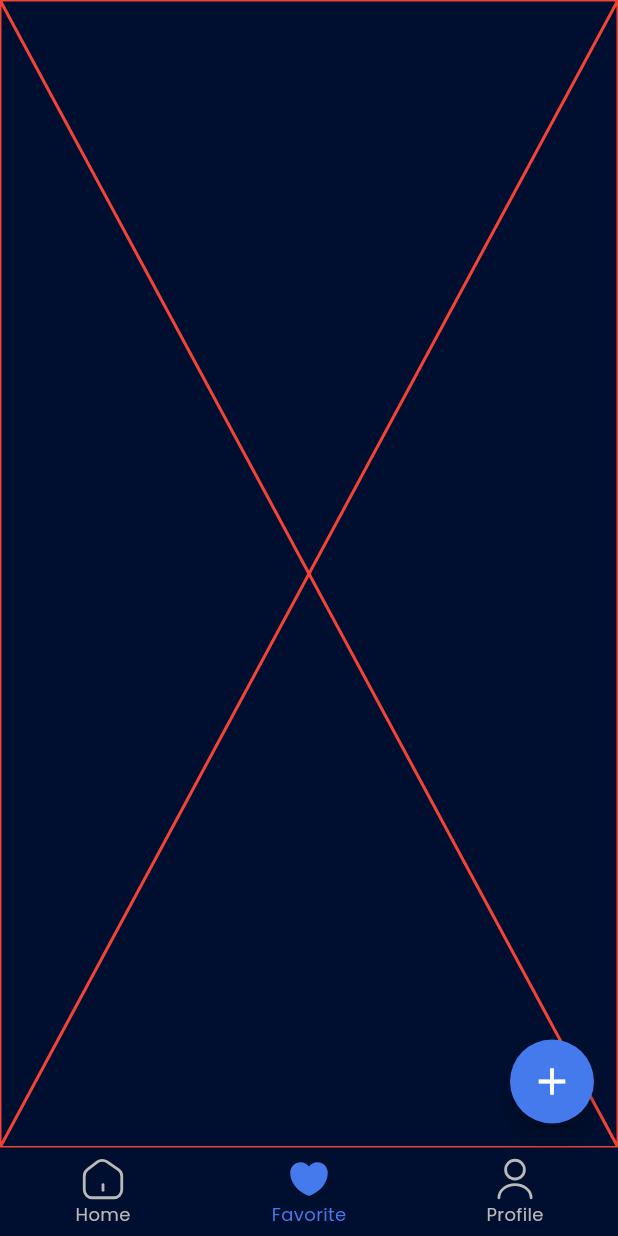
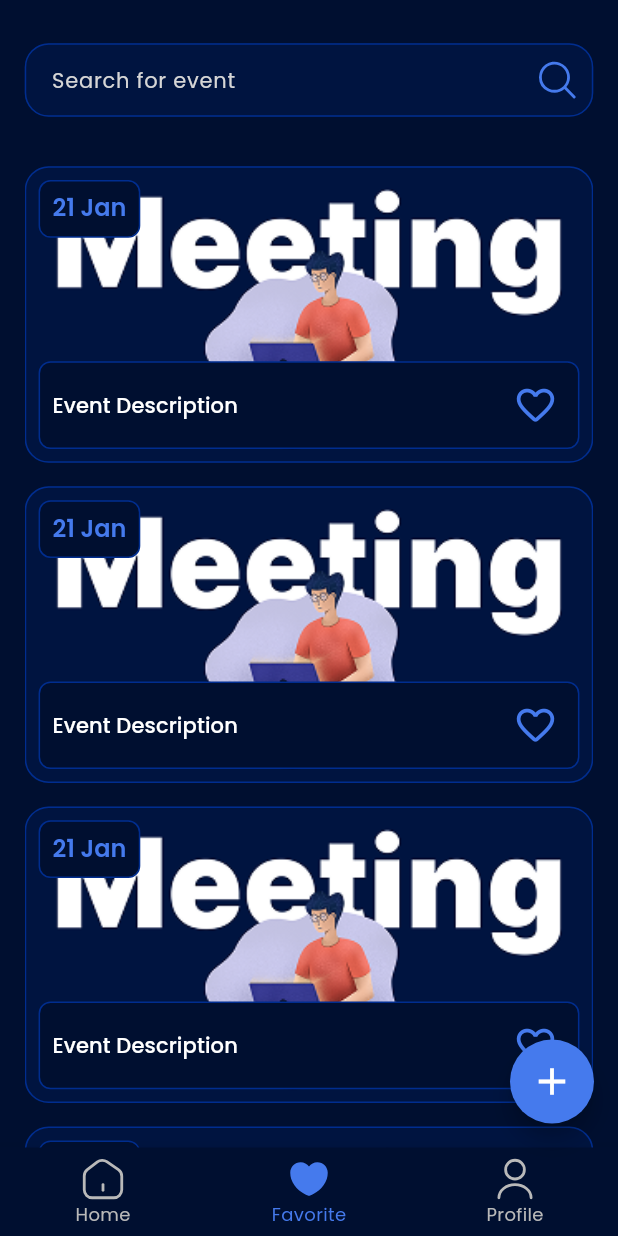
Before and after one commit to abdallahelnshar123-ux/evently, a Flutter app: the HomeScreen screen opened by its route, item 2 of the bottom bar chosen, on a phone screen of 412 x 824 dp. Run offline on Flutter 3.47's test engine with Material 3 defaults, Android fonts, the phone set to English and light mode, and no system bars; our stand-ins replace easy_localization, flutter_svg, google_fonts, icons_plus, shared_preferences; accounts and stored records are empty.

Commit message:
added home tab ui added fav tab ui

```diff
--- a/assets/translations/ar.json
+++ b/assets/translations/ar.json
@@ -46,5 +46,6 @@
   "book_club": "نادي الكتاب",
   "exhibition": "معرض",
   "holiday": "عطلة",
-  "eating": "الأكل"
+  "eating": "الأكل",
+  "search_for_event": "إبحث عن حدث"
 }
--- a/assets/translations/en.json
+++ b/assets/translations/en.json
@@ -46,5 +46,6 @@
   "book_club": "Book Club",
   "exhibition": "Exhibition",
   "holiday": "Holiday",
-  "eating": "Eating"
+  "eating": "Eating",
+  "search_for_event": "Search for event"
 }
--- a/lib/authentication/widget/custom_text_field.dart
+++ b/lib/authentication/widget/custom_text_field.dart
@@ -52,7 +52,7 @@ class CustomTextField extends StatelessWidget {
         hintStyle: hintStyle,
         labelText: labelText,
         labelStyle: labelStyle,
-        contentPadding: EdgeInsets.symmetric(vertical: 14),
+        contentPadding: EdgeInsets.symmetric(vertical: 14, horizontal: 14),
       ),
     );
   }
--- a/lib/home_screen/tabs/fav_tab/favorite_tab.dart
+++ b/lib/home_screen/tabs/fav_tab/favorite_tab.dart
@@ -1,10 +1,66 @@
+import 'package:easy_localization/easy_localization.dart';
+import 'package:evently/authentication/widget/custom_text_field.dart';
 import 'package:flutter/material.dart';
+import 'package:icons_plus/icons_plus.dart';
 
-class FavoriteTab extends StatelessWidget{
+import '../../../provider/app_theme_provider.dart';
+import '../../../utils/app_colors.dart';
+import '../../../utils/screen_size.dart';
+import '../home_tab/widget/event_widget.dart';
+
+class FavoriteTab extends StatelessWidget {
   @override
   Widget build(BuildContext context) {
-    return Placeholder(
-      color: Colors.red,
+    return SafeArea(
+      child: Scaffold(
+        body: Padding(
+          padding: EdgeInsets.fromLTRB(
+            context.width * 0.04,
+            context.width * 0.07,
+            context.width * 0.04,
+            0,
+          ),
+          child: Column(
+            spacing: context.height * 0.04,
+            crossAxisAlignment: CrossAxisAlignment.stretch,
+            children: [
+              CustomTextField(
+                dataStyle: Theme.of(context).textTheme.titleSmall!.copyWith(
+                  fontSize: 15,
+                  fontWeight: FontWeight.w400,
+                  decoration: TextDecoration.none,
+                ),
+                filled: true,
+                fillColor: context.isLight
+                    ? AppColors.whiteColor
+                    : AppColors.inputsColor,
+
+                hintText: context.tr('search_for_event'),
+                hintStyle: Theme.of(context).textTheme.labelSmall,
+                suffixIcon: Icon(
+                  size: 30,
+                  HeroIcons.magnifying_glass,
+                  color: context.isLight
+                      ? AppColors.mainColor
+                      : AppColors.mainDarkModeColor,
+                ),
+                errorBorderColor: AppColors.redColor,
+                generalBorderColor: context.isLight
+                    ? AppColors.strokeColor
+                    : AppColors.strokeDarkColor,
+              ),
+              Expanded(
+                child: ListView.separated(
+                  itemBuilder: (context, index) => EventWidget(),
+                  separatorBuilder: (context, index) =>
+                      SizedBox(height: context.height * 0.019),
+                  itemCount: 10,
+                ),
+              ),
+            ],
+          ),
+        ),
+      ),
     );
   }
 }
--- /dev/null
+++ b/lib/home_screen/tabs/home_tab/widget/container_child.dart
@@ -0,0 +1,29 @@
+import 'package:evently/provider/app_theme_provider.dart';
+import 'package:evently/utils/app_colors.dart';
+import 'package:evently/utils/screen_size.dart';
+import 'package:flutter/widgets.dart';
+
+class ContainerChild extends StatelessWidget {
+  final Widget child;
+
+  const ContainerChild({super.key, required this.child});
+
+  @override
+  Widget build(BuildContext context) {
+    return Container(
+      padding: EdgeInsets.all(context.width * 0.02),
+      decoration: BoxDecoration(
+        color: context.isLight
+            ? AppColors.backgroundColor
+            : AppColors.bgDarkModeColor,
+        border: Border.all(
+          color: context.isLight
+              ? AppColors.strokeColor
+              : AppColors.strokeDarkColor,
+        ),
+        borderRadius: BorderRadius.circular(8),
+      ),
+      child: child,
+    );
+  }
+}
--- a/lib/home_screen/tabs/home_tab/widget/event_widget.dart
+++ b/lib/home_screen/tabs/home_tab/widget/event_widget.dart
@@ -1,8 +1,77 @@
-import 'package:flutter/widgets.dart';
+import 'package:evently/home_screen/tabs/home_tab/widget/Container_child.dart';
+import 'package:evently/provider/app_theme_provider.dart';
+import 'package:evently/utils/app_assets.dart';
+import 'package:evently/utils/app_colors.dart';
+import 'package:evently/utils/screen_size.dart';
+import 'package:flutter/material.dart';
 
 class EventWidget extends StatelessWidget {
+  const EventWidget({super.key});
+
   @override
   Widget build(BuildContext context) {
-    return Container();
+    return Container(
+      padding: EdgeInsets.all(context.width * 0.02),
+      width: double.infinity,
+      height: context.height * 0.24,
+      decoration: BoxDecoration(
+        image: DecorationImage(
+          fit: BoxFit.cover,
+          image: AssetImage(
+            context.isLight
+                ? AppAssets.meetingImageLight
+                : AppAssets.meetingImageDark,
+          ),
+        ),
+        border: Border.all(
+          color: context.isLight
+              ? AppColors.strokeColor
+              : AppColors.strokeDarkColor,
+        ),
+        borderRadius: BorderRadius.circular(16),
+      ),
+      child: Column(
+        crossAxisAlignment: CrossAxisAlignment.start,
+        mainAxisAlignment: MainAxisAlignment.spaceBetween,
+        children: [
+          ContainerChild(
+            child: Text(
+              '21 Jan',
+              style: Theme.of(
+                context,
+              ).textTheme.displaySmall!.copyWith(fontSize: 16),
+            ),
+          ),
+          ContainerChild(
+            child: Row(
+              mainAxisAlignment: MainAxisAlignment.spaceBetween,
+              children: [
+                Text(
+                  'Event Description',
+                  style: Theme.of(
+                    context,
+                  ).textTheme.labelLarge!.copyWith(fontSize: 14),
+                ),
+                IconButton(
+                  style: IconButton.styleFrom(
+                    padding: EdgeInsets.zero,
+                    tapTargetSize: MaterialTapTargetSize.shrinkWrap,
+                  ),
+                  selectedIcon: Icon(Icons.favorite_rounded),
+                  isSelected: false,
+                  padding: EdgeInsets.zero,
+                  iconSize: 30,
+                  color: context.isLight
+                      ? AppColors.mainColor
+                      : AppColors.mainDarkModeColor,
+                  onPressed: () {},
+                  icon: Icon(Icons.favorite_border_rounded),
+                ),
+              ],
+            ),
+          ),
+        ],
+      ),
+    );
   }
 }
--- a/lib/utils/app_assets.dart
+++ b/lib/utils/app_assets.dart
@@ -27,20 +27,19 @@ class AppAssets {
       'assets/images/birthday_image_dark.png';
   static const String birthdayImageLight =
       'assets/images/birthday_image_light.png';
-  static const String forgetPasswordLightImage =
-      'assets/images/forget_password_image_light.png';
-  static const String forgetPasswordLightImage =
-      'assets/images/forget_password_image_light.png';
-  static const String forgetPasswordLightImage =
-      'assets/images/forget_password_image_light.png';
-  static const String forgetPasswordLightImage =
-      'assets/images/forget_password_image_light.png';
-  static const String forgetPasswordLightImage =
-      'assets/images/forget_password_image_light.png';
-  static const String forgetPasswordLightImage =
-      'assets/images/forget_password_image_light.png';
-  static const String forgetPasswordLightImage =
-      'assets/images/forget_password_image_light.png';
+  static const String bookClubImageDark =
+      'assets/images/bookclub_image_dark.png';
+  static const String bookClubImageLight =
+      'assets/images/bookclub_image_light.png';
+  static const String exhibitionImageDark =
+      'assets/images/exhibition_image_dark.png';
+  static const String exhibitionImageLight =
+      'assets/images/exhibition_image_light.png';
+  static const String meetingImageDark = 'assets/images/meeting_image_dark.png';
+  static const String meetingImageLight =
+      'assets/images/meeting_image_light.png';
+  static const String sportImageDark = 'assets/images/sport_image_dark.png';
+  static const String sportImageLight = 'assets/images/sport_image_light.png';
 
   ///  icons =============================================================
   static const String homeSelectedIcon = 'assets/icons/home_selected_icon.svg';
```
